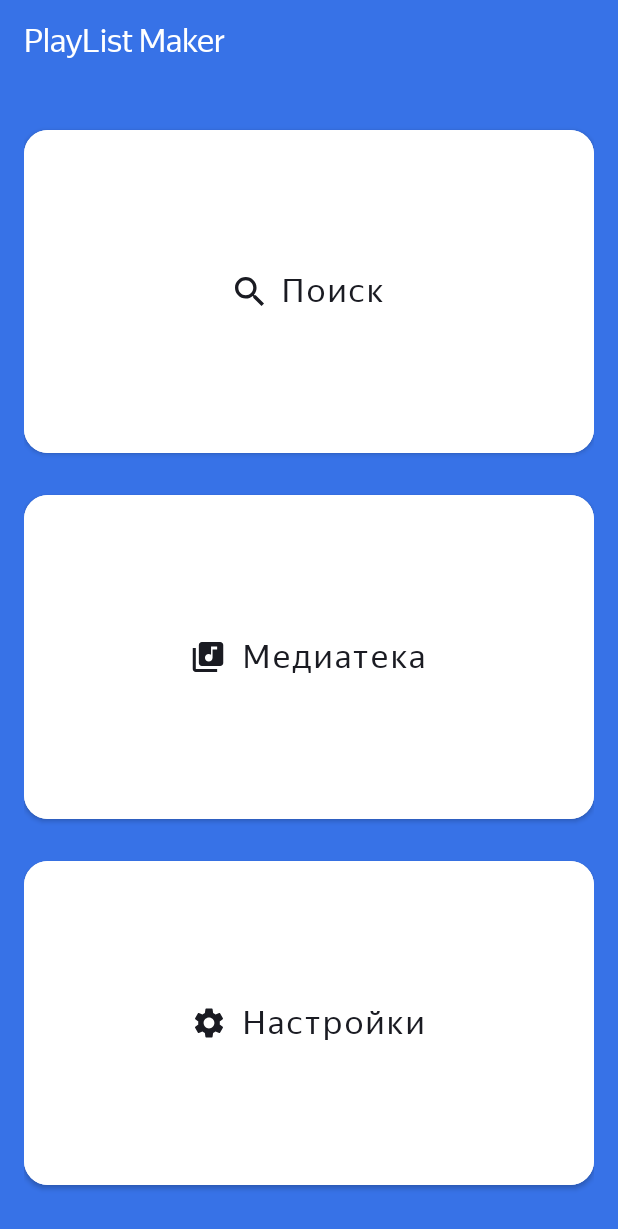
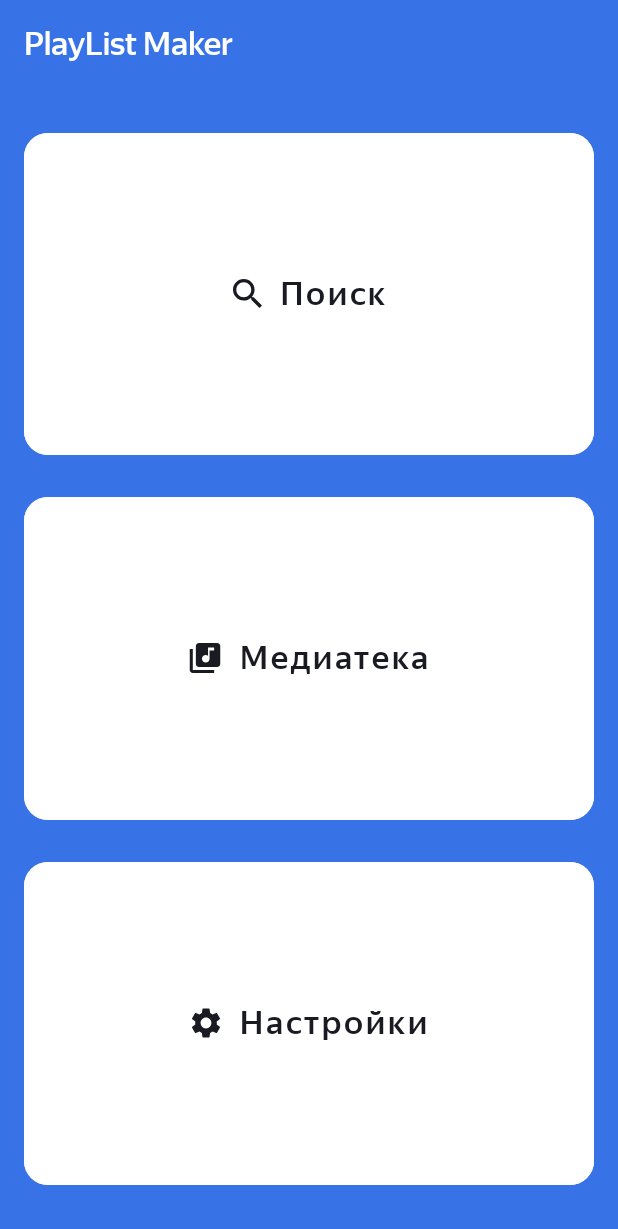
Before and after one commit to DFater/PlayList-Maker, an Android app: the screen it shows after launch (MainActivity), on a phone screen of 412 x 824 dp. Shown: the top 1229 px of the screen. Run offline under Robolectric (Android 15) with nearby library versions, the phone set to English and light mode, and no system bars.

Commit message:
PlayList Maker Спринт №9, после исправления ошибок.

```diff
--- a/app/src/main/res/drawable/arrow_back.xml
+++ b/app/src/main/res/drawable/arrow_back.xml
@@ -6,5 +6,5 @@
     android:tint="?attr/colorOnPrimary">
   <path
       android:pathData="M16,7H3.83L9.42,1.41L8,0L0,8L8,16L9.41,14.59L3.83,9H16V7Z"
-      android:fillColor="@color/black_for_SVG"/>
+      android:fillColor="@color/black_500"/>
 </vector>
--- a/app/src/main/res/drawable/media.xml
+++ b/app/src/main/res/drawable/media.xml
@@ -5,5 +5,5 @@
     android:viewportHeight="20">
   <path
       android:pathData="M18.5,0H6.5C5.4,0 4.5,0.9 4.5,2V14C4.5,15.1 5.4,16 6.5,16H18.5C19.6,16 20.5,15.1 20.5,14V2C20.5,0.9 19.6,0 18.5,0ZM16.5,5H13.5V10.5C13.5,11.88 12.38,13 11,13C9.62,13 8.5,11.88 8.5,10.5C8.5,9.12 9.62,8 11,8C11.57,8 12.08,8.19 12.5,8.51V3H16.5V5ZM2.5,4H0.5V18C0.5,19.1 1.4,20 2.5,20H16.5V18H2.5V4Z"
-      android:fillColor="@color/black_for_SVG"/>
+      android:fillColor="@color/black_500"/>
 </vector>
--- a/app/src/main/res/drawable/search.xml
+++ b/app/src/main/res/drawable/search.xml
@@ -5,5 +5,5 @@
     android:viewportHeight="19">
   <path
       android:pathData="M13.579,11.95H12.721L12.417,11.656C13.481,10.418 14.122,8.81 14.122,7.061C14.122,3.161 10.961,0 7.061,0C3.161,0 0,3.161 0,7.061C0,10.961 3.161,14.122 7.061,14.122C8.81,14.122 10.418,13.481 11.656,12.417L11.95,12.721V13.579L17.381,19L19,17.381L13.579,11.95ZM7.061,11.95C4.356,11.95 2.173,9.766 2.173,7.061C2.173,4.356 4.356,2.173 7.061,2.173C9.766,2.173 11.95,4.356 11.95,7.061C11.95,9.766 9.766,11.95 7.061,11.95Z"
-      android:fillColor="@color/black_for_SVG"/>
+      android:fillColor="@color/black_500"/>
 </vector>
--- a/app/src/main/res/drawable/settings.xml
+++ b/app/src/main/res/drawable/settings.xml
@@ -5,5 +5,5 @@
     android:viewportHeight="20">
   <path
       android:pathData="M17.14,10.94C17.18,10.64 17.2,10.33 17.2,10C17.2,9.68 17.18,9.36 17.13,9.06L19.16,7.48C19.34,7.34 19.39,7.07 19.28,6.87L17.36,3.55C17.24,3.33 16.99,3.26 16.77,3.33L14.38,4.29C13.88,3.91 13.35,3.59 12.76,3.35L12.4,0.81C12.36,0.57 12.16,0.4 11.92,0.4H8.08C7.84,0.4 7.65,0.57 7.61,0.81L7.25,3.35C6.66,3.59 6.12,3.92 5.63,4.29L3.24,3.33C3.02,3.25 2.77,3.33 2.65,3.55L0.74,6.87C0.62,7.08 0.66,7.34 0.86,7.48L2.89,9.06C2.84,9.36 2.8,9.69 2.8,10C2.8,10.31 2.82,10.64 2.87,10.94L0.84,12.52C0.66,12.66 0.61,12.93 0.72,13.13L2.64,16.45C2.76,16.67 3.01,16.74 3.23,16.67L5.62,15.71C6.12,16.09 6.65,16.41 7.24,16.65L7.6,19.19C7.65,19.43 7.84,19.6 8.08,19.6H11.92C12.16,19.6 12.36,19.43 12.39,19.19L12.75,16.65C13.34,16.41 13.88,16.09 14.37,15.71L16.76,16.67C16.98,16.75 17.23,16.67 17.35,16.45L19.27,13.13C19.39,12.91 19.34,12.66 19.15,12.52L17.14,10.94ZM10,13.6C8.02,13.6 6.4,11.98 6.4,10C6.4,8.02 8.02,6.4 10,6.4C11.98,6.4 13.6,8.02 13.6,10C13.6,11.98 11.98,13.6 10,13.6Z"
-      android:fillColor="@color/black_for_SVG"/>
+      android:fillColor="@color/black_500"/>
 </vector>
--- a/app/src/main/res/layout/activity_main.xml
+++ b/app/src/main/res/layout/activity_main.xml
@@ -4,19 +4,17 @@
     android:layout_width="match_parent"
     android:layout_height="match_parent"
     android:orientation="vertical"
-    android:background="?attr/colorPrimary"
-    android:paddingHorizontal="@dimen/small_size">
+    android:background="?attr/colorPrimary">
 
     <TextView
         android:layout_width="wrap_content"
         android:layout_height="wrap_content"
-        android:layout_gravity="start"
-        android:layout_marginTop="14dp"
+        style="@style/upper_bar_text_view"
+        android:layout_marginTop="@dimen/small_size"
         android:text="@string/app_name"
         android:textColor="@color/white"
-        android:textSize="@dimen/large_text_size"
-        android:fontFamily="@font/ys_display_regular"
-        android:textFontWeight="500" />
+        android:paddingStart="@dimen/small_size" />
+
 
     <LinearLayout
         android:layout_width="match_parent"
--- a/app/src/main/res/values-night/themes.xml
+++ b/app/src/main/res/values-night/themes.xml
@@ -2,7 +2,7 @@
     <!-- Base application theme. -->
     <style name="Theme.PlayListMaker" parent="Theme.MaterialComponents.DayNight.NoActionBar">
         <!-- Primary brand color. -->
-        <item name="colorPrimary">@color/black</item>
+        <item name="colorPrimary">@color/black_500</item>
         <item name="colorPrimaryVariant">@color/purple_700</item>
         <item name="colorPrimaryDark">@color/white</item>
         <item name="colorOnPrimary">@color/white</item>
--- a/app/src/main/res/values/colors.xml
+++ b/app/src/main/res/values/colors.xml
@@ -10,7 +10,7 @@
     <color name="blue">#3772e7</color>
     <color name="text">#1A1B22</color>
     <color name="light_grey_for_SVG">#AEAFB4</color>
-    <color name="black_for_SVG">#1A1B22</color>
+    <color name="black_500">#1A1B22</color>
     <color name="dark_blue">#254b8a</color>
     <color name="light_grey_for_track">#cecfd2</color>
 </resources>
--- a/app/src/main/res/values/styles.xml
+++ b/app/src/main/res/values/styles.xml
@@ -1,11 +1,12 @@
 <?xml version="1.0" encoding="utf-8"?>
 <resources>
 
-    <style name="main_button_style" parent="Widget.MaterialComponents.Button">
+    <style name="main_button_style" parent="Widget.MaterialComponents.Button.UnelevatedButton">
         <item name="android:layout_width">match_parent</item>
         <item name="android:layout_height">0dp</item>
         <item name="android:layout_weight">1</item>
         <item name="android:layout_marginBottom">@dimen/small_size</item>
+        <item name="android:layout_marginHorizontal">@dimen/small_size</item>
         <item name="android:backgroundTint">@color/white</item>
         <item name="android:textAllCaps">false</item>
         <item name="android:textColor">@color/text</item>
@@ -15,7 +16,7 @@
         <item name="iconGravity">textStart</item>
         <item name="iconPadding">@dimen/icon_padding</item>
         <item name="iconTint">@color/text</item>
-        <item name="android:fontFamily">@font/ys_display_regular</item>
+        <item name="android:fontFamily">@font/ys_display_medium</item>
     </style>
 
     <style name="setting_activity_text_view">
@@ -23,7 +24,7 @@
         <item name="android:paddingHorizontal">@dimen/small_size</item>
         <item name="android:textColor">?attr/colorOnPrimary</item>
         <item name="android:textSize">@dimen/medium_text_size</item>
-        <item name="android:textFontWeight">500</item>
+        <item name="android:textFontWeight">400</item>
         <item name="android:fontFamily">@font/ys_display_regular</item>
         <item name="drawableTint">?attr/colorPrimaryDark</item>
     </style>
@@ -34,18 +35,19 @@
         <item name="android:paddingBottom">@dimen/medium_size</item>
         <item name="android:textColor">?attr/colorOnPrimary</item>
         <item name="android:textSize">@dimen/medium_text_size</item>
-        <item name="android:textFontWeight">500</item>
+        <item name="android:textFontWeight">400</item>
         <item name="android:fontFamily">@font/ys_display_regular</item>
         <item name="android:thumbTint">@color/switch_thumb_selector</item>
         <item name="android:trackTint">@color/switch_track_selector</item>
     </style>
     <style name="upper_bar_text_view">
         <item name="android:layout_gravity">start</item>
-        <item name="android:fontFamily">@font/ys_display_regular</item>
+        <item name="android:fontFamily">@font/ys_display_medium</item>
         <item name="android:paddingStart">@dimen/medium_plus_size</item>
         <item name="android:paddingEnd">@dimen/small_size</item>
         <item name="android:textColor">?attr/colorOnPrimary</item>
         <item name="android:textSize">@dimen/large_text_size</item>
+        <item name="android:textFontWeight">500</item>
     </style>
     <style name="search_activity_edit_text">
         <item name="android:background">@drawable/background</item>
--- a/app/src/main/res/values/themes.xml
+++ b/app/src/main/res/values/themes.xml
@@ -9,7 +9,7 @@
         <!-- Secondary brand color. -->
         <item name="colorSecondary">@color/teal_200</item>
         <item name="colorSecondaryVariant">@color/teal_700</item>
-        <item name="colorOnSecondary">@color/black_for_SVG</item>
+        <item name="colorOnSecondary">@color/black_500</item>
         <!-- Status bar color. -->
         <item name="android:statusBarColor">?attr/colorPrimaryVariant</item>
         <!-- Customize your theme here. -->
```
Also changed, not shown: app/src/main/java/com/practicum/playlistmaker/SearchActivity.kt (+13 -14 lines), app/src/main/java/com/practicum/playlistmaker/SettingsActivity.kt (+10 -8 lines).
